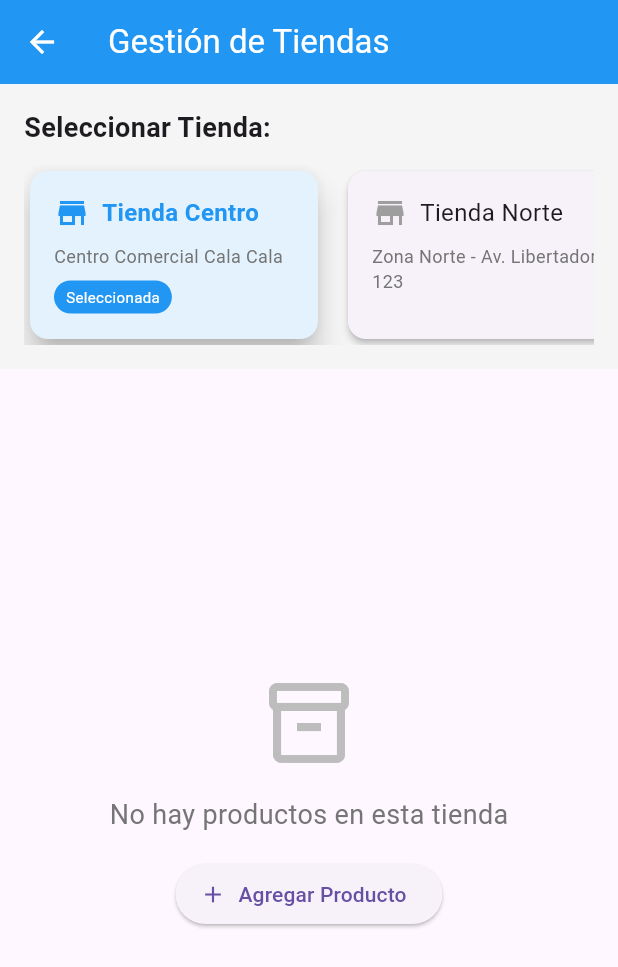
After one commit to joseluisdaza/MFS_Mobile_Avanzado_Proyecto_Final, a Flutter app: the StoresPage screen opened directly, after a tap on "Tienda Centro", on a phone screen of 412 x 824 dp. The commit adds this screen. Shown: the top 967 px of the screen. Run offline on Flutter 3.47's test engine with Material 3 defaults, Android fonts, the phone set to English and light mode, and no system bars; our stand-ins replace drift, equatable, flutter_bloc, flutter_riverpod, sqflite; accounts and stored records are empty; generated files the repository leaves out were written again.

Commit message:
Agregando componentes BLoC para incluir tiendas.

```diff
--- /dev/null
+++ b/lib/bloc/stores/stores_bloc.dart
@@ -0,0 +1,111 @@
+import 'package:flutter_bloc/flutter_bloc.dart';
+import 'package:drift/drift.dart';
+import 'package:carro_2_fin_expo_sqlite/database/database.dart';
+import 'stores_event.dart';
+import 'stores_state.dart';
+
+class StoresBloc extends Bloc<StoresEvent, StoresState> {
+  final AppDatabase database;
+
+  StoresBloc({required this.database}) : super(StoresInitial()) {
+    on<LoadStores>(_onLoadStores);
+    on<SelectStore>(_onSelectStore);
+    on<LoadStoreInventory>(_onLoadStoreInventory);
+    on<UpdateStoreInventoryQuantity>(_onUpdateStoreInventoryQuantity);
+    on<AddProductToStore>(_onAddProductToStore);
+  }
+
+  Future<void> _onLoadStores(
+    LoadStores event,
+    Emitter<StoresState> emit,
+  ) async {
+    emit(StoresLoading());
+    try {
+      await database.initializeDefaultData(); // Asegurar datos iniciales
+      final stores = await database.getAllStores();
+      emit(StoresLoaded(stores: stores));
+    } catch (e) {
+      emit(StoresError('Error al cargar tiendas: $e'));
+    }
+  }
+
+  Future<void> _onSelectStore(
+    SelectStore event,
+    Emitter<StoresState> emit,
+  ) async {
+    if (state is StoresLoaded) {
+      final currentState = state as StoresLoaded;
+      final selectedStore = currentState.stores.firstWhere(
+        (store) => store.id == event.storeId,
+      );
+
+      emit(currentState.copyWith(selectedStore: selectedStore));
+
+      // Cargar inventario de la tienda seleccionada
+      add(LoadStoreInventory(event.storeId));
+    }
+  }
+
+  Future<void> _onLoadStoreInventory(
+    LoadStoreInventory event,
+    Emitter<StoresState> emit,
+  ) async {
+    if (state is StoresLoaded) {
+      final currentState = state as StoresLoaded;
+      try {
+        final inventory = await database.getProductsWithStoreInventory(
+          event.storeId,
+        );
+        emit(currentState.copyWith(storeInventory: inventory));
+      } catch (e) {
+        emit(StoresError('Error al cargar inventario: $e'));
+      }
+    }
+  }
+
+  Future<void> _onUpdateStoreInventoryQuantity(
+    UpdateStoreInventoryQuantity event,
+    Emitter<StoresState> emit,
+  ) async {
+    try {
+      await database.updateInventoryQuantity(
+        event.storeId,
+        event.productId,
+        event.newQuantity,
+      );
+
+      emit(const StoreInventoryUpdated('Inventario actualizado exitosamente'));
+
+      // Recargar inventario
+      add(LoadStoreInventory(event.storeId));
+    } catch (e) {
+      emit(StoresError('Error al actualizar inventario: $e'));
+    }
+  }
+
+  Future<void> _onAddProductToStore(
+    AddProductToStore event,
+    Emitter<StoresState> emit,
+  ) async {
+    try {
+      await database.insertStoreInventory(
+        StoreInventoryCompanion.insert(
+          storeId: event.storeId,
+          productId: event.productId,
+          availableQuantity: Value(event.quantity),
+        ),
+      );
+
+      emit(
+        const StoreInventoryUpdated(
+          'Producto agregado a la tienda exitosamente',
+        ),
+      );
+
+      // Recargar inventario
+      add(LoadStoreInventory(event.storeId));
+    } catch (e) {
+      emit(StoresError('Error al agregar producto: $e'));
+    }
+  }
+}
--- /dev/null
+++ b/lib/bloc/stores/stores_event.dart
@@ -0,0 +1,54 @@
+import 'package:equatable/equatable.dart';
+
+abstract class StoresEvent extends Equatable {
+  const StoresEvent();
+
+  @override
+  List<Object?> get props => [];
+}
+
+class LoadStores extends StoresEvent {}
+
+class SelectStore extends StoresEvent {
+  final int storeId;
+
+  const SelectStore(this.storeId);
+
+  @override
+  List<Object?> get props => [storeId];
+}
+
+class LoadStoreInventory extends StoresEvent {
+  final int storeId;
+
+  const LoadStoreInventory(this.storeId);
+
+  @override
+  List<Object?> get props => [storeId];
+}
+
+class UpdateStoreInventoryQuantity extends StoresEvent {
+  final int storeId;
+  final int productId;
+  final int newQuantity;
+
+  const UpdateStoreInventoryQuantity(
+    this.storeId,
+    this.productId,
+    this.newQuantity,
+  );
+
+  @override
+  List<Object?> get props => [storeId, productId, newQuantity];
+}
+
+class AddProductToStore extends StoresEvent {
+  final int storeId;
+  final int productId;
+  final int quantity;
+
+  const AddProductToStore(this.storeId, this.productId, this.quantity);
+
+  @override
+  List<Object?> get props => [storeId, productId, quantity];
+}
--- /dev/null
+++ b/lib/bloc/stores/stores_state.dart
@@ -0,0 +1,58 @@
+import 'package:equatable/equatable.dart';
+import 'package:carro_2_fin_expo_sqlite/database/database.dart';
+
+abstract class StoresState extends Equatable {
+  const StoresState();
+
+  @override
+  List<Object?> get props => [];
+}
+
+class StoresInitial extends StoresState {}
+
+class StoresLoading extends StoresState {}
+
+class StoresLoaded extends StoresState {
+  final List<Store> stores;
+  final Store? selectedStore;
+  final List<Map<String, dynamic>> storeInventory;
+
+  const StoresLoaded({
+    required this.stores,
+    this.selectedStore,
+    this.storeInventory = const [],
+  });
+
+  @override
+  List<Object?> get props => [stores, selectedStore, storeInventory];
+
+  StoresLoaded copyWith({
+    List<Store>? stores,
+    Store? selectedStore,
+    List<Map<String, dynamic>>? storeInventory,
+  }) {
+    return StoresLoaded(
+      stores: stores ?? this.stores,
+      selectedStore: selectedStore ?? this.selectedStore,
+      storeInventory: storeInventory ?? this.storeInventory,
+    );
+  }
+}
+
+class StoresError extends StoresState {
+  final String message;
+
+  const StoresError(this.message);
+
+  @override
+  List<Object?> get props => [message];
+}
+
+class StoreInventoryUpdated extends StoresState {
+  final String message;
+
+  const StoreInventoryUpdated(this.message);
+
+  @override
+  List<Object?> get props => [message];
+}
--- /dev/null
+++ b/lib/presentation/pages/stores_page.dart
@@ -0,0 +1,419 @@
+import 'package:flutter/material.dart';
+import 'package:flutter_bloc/flutter_bloc.dart';
+import 'package:carro_2_fin_expo_sqlite/bloc/stores/stores_bloc.dart';
+import 'package:carro_2_fin_expo_sqlite/bloc/stores/stores_event.dart';
+import 'package:carro_2_fin_expo_sqlite/bloc/stores/stores_state.dart';
+import 'package:carro_2_fin_expo_sqlite/database/database.dart';
+
+class StoresPage extends StatelessWidget {
+  const StoresPage({super.key});
+
+  @override
+  Widget build(BuildContext context) {
+    return Scaffold(
+      appBar: AppBar(
+        title: const Text('Gestión de Tiendas'),
+        backgroundColor: Colors.blue,
+        foregroundColor: Colors.white,
+      ),
+      body: BlocConsumer<StoresBloc, StoresState>(
+        listener: (context, state) {
+          if (state is StoreInventoryUpdated) {
+            ScaffoldMessenger.of(
+              context,
+            ).showSnackBar(SnackBar(content: Text(state.message)));
+          } else if (state is StoresError) {
+            ScaffoldMessenger.of(context).showSnackBar(
+              SnackBar(
+                content: Text(state.message),
+                backgroundColor: Colors.red,
+              ),
+            );
+          }
+        },
+        builder: (context, state) {
+          if (state is StoresLoading) {
+            return const Center(child: CircularProgressIndicator());
+          }
+
+          if (state is StoresLoaded) {
+            return Column(
+              children: [
+                // Selector de tienda
+                _buildStoreSelector(context, state),
+
+                // Inventario de la tienda seleccionada
+                Expanded(
+                  child: state.selectedStore != null
+                      ? _buildStoreInventory(context, state)
+                      : _buildSelectStoreMessage(),
+                ),
+              ],
+            );
+          }
+
+          if (state is StoresError) {
+            return Center(
+              child: Column(
+                mainAxisAlignment: MainAxisAlignment.center,
+                children: [
+                  Icon(Icons.error_outline, color: Colors.red, size: 64),
+                  const SizedBox(height: 16),
+                  Text(
+                    'Error: ${state.message}',
+                    style: const TextStyle(fontSize: 16),
+                    textAlign: TextAlign.center,
+                  ),
+                  const SizedBox(height: 16),
+                  ElevatedButton(
+                    onPressed: () {
+                      context.read<StoresBloc>().add(LoadStores());
+                    },
+                    child: const Text('Reintentar'),
+                  ),
+                ],
+              ),
+            );
+          }
+
+          return const Center(child: Text('Cargando tiendas...'));
+        },
+      ),
+    );
+  }
+
+  Widget _buildStoreSelector(BuildContext context, StoresLoaded state) {
+    return Container(
+      padding: const EdgeInsets.all(16),
+      color: Colors.grey[100],
+      child: Column(
+        crossAxisAlignment: CrossAxisAlignment.start,
+        children: [
+          const Text(
+            'Seleccionar Tienda:',
+            style: TextStyle(fontSize: 18, fontWeight: FontWeight.bold),
+          ),
+          const SizedBox(height: 12),
+          SizedBox(
+            height: 120,
+            child: ListView.builder(
+              scrollDirection: Axis.horizontal,
+              itemCount: state.stores.length,
+              itemBuilder: (context, index) {
+                final store = state.stores[index];
+                final isSelected = state.selectedStore?.id == store.id;
+
+                return Container(
+                  width: 200,
+                  margin: const EdgeInsets.only(right: 12),
+                  child: Card(
+                    elevation: isSelected ? 8 : 2,
+                    color: isSelected ? Colors.blue[50] : null,
+                    child: InkWell(
+                      onTap: () {
+                        context.read<StoresBloc>().add(SelectStore(store.id));
+                      },
+                      child: Padding(
+                        padding: const EdgeInsets.all(16),
+                        child: Column(
+                          crossAxisAlignment: CrossAxisAlignment.start,
+                          children: [
+                            Row(
+                              children: [
+                                Icon(
+                                  Icons.store,
+                                  color: isSelected ? Colors.blue : Colors.grey,
+                                ),
+                                const SizedBox(width: 8),
+                                Expanded(
+                                  child: Text(
+                                    store.name,
+                                    style: TextStyle(
+                                      fontSize: 16,
+                                      fontWeight: isSelected
+                                          ? FontWeight.bold
+                                          : FontWeight.normal,
+                                      color: isSelected ? Colors.blue : null,
+                                    ),
+                                    overflow: TextOverflow.ellipsis,
+                                  ),
+                                ),
+                              ],
+                            ),
+                            const SizedBox(height: 8),
+                            Text(
+                              store.location,
+                              style: TextStyle(
+                                fontSize: 12,
+                                color: Colors.grey[600],
+                              ),
+                              maxLines: 2,
+                              overflow: TextOverflow.ellipsis,
+                            ),
+                            if (isSelected)
+                              Container(
+                                margin: const EdgeInsets.only(top: 8),
+                                padding: const EdgeInsets.symmetric(
+                                  horizontal: 8,
+                                  vertical: 4,
+                                ),
+                                decoration: BoxDecoration(
+                                  color: Colors.blue,
+                                  borderRadius: BorderRadius.circular(12),
+                                ),
+                                child: const Text(
+                                  'Seleccionada',
+                                  style: TextStyle(
+                                    color: Colors.white,
+                                    fontSize: 10,
+                                  ),
+                                ),
+                              ),
+                          ],
+                        ),
+                      ),
+                    ),
+                  ),
+                );
+              },
+            ),
+          ),
+        ],
+      ),
+    );
+  }
+
+  Widget _buildSelectStoreMessage() {
+    return Center(
+      child: Column(
+        mainAxisAlignment: MainAxisAlignment.center,
+        children: [
+          Icon(Icons.store_outlined, size: 64, color: Colors.grey[400]),
+          const SizedBox(height: 16),
+          Text(
+            'Selecciona una tienda para ver su inventario',
+            style: TextStyle(fontSize: 18, color: Colors.grey[600]),
+          ),
+        ],
+      ),
+    );
+  }
+
+  Widget _buildStoreInventory(BuildContext context, StoresLoaded state) {
+    if (state.storeInventory.isEmpty) {
+      return Center(
+        child: Column(
+          mainAxisAlignment: MainAxisAlignment.center,
+          children: [
+            Icon(Icons.inventory_2_outlined, size: 64, color: Colors.grey[400]),
+            const SizedBox(height: 16),
+            Text(
+              'No hay productos en esta tienda',
+              style: TextStyle(fontSize: 18, color: Colors.grey[600]),
+            ),
+            const SizedBox(height: 16),
+            ElevatedButton.icon(
+              onPressed: () {
+                _showAddProductDialog(context, state.selectedStore!.id);
+              },
+              icon: const Icon(Icons.add),
+              label: const Text('Agregar Producto'),
+            ),
+          ],
+        ),
+      );
+    }
+
+    return Column(
+      children: [
+        // Header con información de la tienda
+        Container(
+          padding: const EdgeInsets.all(16),
+          color: Colors.blue[50],
+          child: Row(
+            children: [
+              Icon(Icons.inventory, color: Colors.blue),
+              const SizedBox(width: 12),
+              Expanded(
+                child: Column(
+                  crossAxisAlignment: CrossAxisAlignment.start,
+                  children: [
+                    Text(
+                      'Inventario - ${state.selectedStore!.name}',
+                      style: const TextStyle(
+                        fontSize: 18,
+                        fontWeight: FontWeight.bold,
+                      ),
+                    ),
+                    Text(
+                      '${state.storeInventory.length} productos disponibles',
+                      style: TextStyle(color: Colors.grey[600], fontSize: 14),
+                    ),
+                  ],
+                ),
+              ),
+              ElevatedButton.icon(
+                onPressed: () {
+                  _showAddProductDialog(context, state.selectedStore!.id);
+                },
+                icon: const Icon(Icons.add),
+                label: const Text('Agregar'),
+              ),
+            ],
+          ),
+        ),
+
+        // Lista de productos
+        Expanded(
+          child: ListView.builder(
+            padding: const EdgeInsets.all(16),
+            itemCount: state.storeInventory.length,
+            itemBuilder: (context, index) {
+              final item = state.storeInventory[index];
+              final product = item['product'] as Product;
+              final storeQuantity = item['storeQuantity'] as int;
+
+              return Card(
+                margin: const EdgeInsets.only(bottom: 12),
+                child: ListTile(
+                  leading: ClipRRect(
+                    borderRadius: BorderRadius.circular(8),
+                    child: Image.network(
+                      product.image,
+                      width: 50,
+                      height: 50,
+                      fit: BoxFit.cover,
+                      errorBuilder: (context, error, stackTrace) {
+                        return Container(
+                          width: 50,
+                          height: 50,
+                          color: Colors.grey[300],
+                          child: const Icon(Icons.image),
+                        );
+                      },
+                    ),
+                  ),
+                  title: Text(
+                    product.name,
+                    style: const TextStyle(fontWeight: FontWeight.bold),
+                  ),
+                  subtitle: Column(
+                    crossAxisAlignment: CrossAxisAlignment.start,
+                    children: [
+                      Text('Categoría: ${product.category}'),
+                      Text('Precio: \$${product.price.toStringAsFixed(2)}'),
+                    ],
+                  ),
+                  trailing: Container(
+                    padding: const EdgeInsets.symmetric(
+                      horizontal: 12,
+                      vertical: 8,
+                    ),
+                    decoration: BoxDecoration(
+                      color: storeQuantity > 0
+                          ? Colors.green[100]
+                          : Colors.red[100],
+                      borderRadius: BorderRadius.circular(20),
+                    ),
+                    child: Column(
+                      mainAxisSize: MainAxisSize.min,
+                      children: [
+                        Text(
+                          'Stock',
+                          style: TextStyle(
+                            fontSize: 12,
+                            color: storeQuantity > 0
+                                ? Colors.green[700]
+                                : Colors.red[700],
+                          ),
+                        ),
+                        Text(
+                          '$storeQuantity',
+                          style: TextStyle(
+                            fontSize: 18,
+                            fontWeight: FontWeight.bold,
+                            color: storeQuantity > 0
+                                ? Colors.green[700]
+                                : Colors.red[700],
+                          ),
+                        ),
+                      ],
+                    ),
+                  ),
+                  onTap: () {
+                    _showEditInventoryDialog(
+                      context,
+                      state.selectedStore!.id,
+                      product,
+                      storeQuantity,
+                    );
+                  },
+                ),
+              );
+            },
+          ),
+        ),
+      ],
+    );
+  }
+
+  void _showEditInventoryDialog(
+    BuildContext context,
+    int storeId,
+    Product product,
+    int currentQuantity,
+  ) {
+    final quantityController = TextEditingController(
+      text: currentQuantity.toString(),
+    );
+
+    showDialog(
+      context: context,
+      builder: (dialogContext) => AlertDialog(
+        title: Text('Editar Stock - ${product.name}'),
+        content: Column(
+          mainAxisSize: MainAxisSize.min,
+          children: [
+            Text('Stock actual: $currentQuantity'),
+            const SizedBox(height: 16),
+            TextFormField(
+              controller: quantityController,
+              keyboardType: TextInputType.number,
+              decoration: const InputDecoration(
+                labelText: 'Nueva cantidad',
+                border: OutlineInputBorder(),
+              ),
+            ),
+          ],
+        ),
+        actions: [
+          TextButton(
+            onPressed: () => Navigator.of(dialogContext).pop(),
+            child: const Text('Cancelar'),
+          ),
+          ElevatedButton(
+            onPressed: () {
+              final newQuantity = int.tryParse(quantityController.text) ?? 0;
+              context.read<StoresBloc>().add(
+                UpdateStoreInventoryQuantity(storeId, product.id, newQuantity),
+              );
+              Navigator.of(dialogContext).pop();
+            },
+            child: const Text('Actualizar'),
+          ),
+        ],
+      ),
+    );
+  }
+
+  void _showAddProductDialog(BuildContext context, int storeId) {
+    // Esta función se puede implementar para agregar productos existentes a la tienda
+    ScaffoldMessenger.of(context).showSnackBar(
+      const SnackBar(
+        content: Text(
+          'Funcionalidad de agregar producto pendiente de implementar',
+        ),
+      ),
+    );
+  }
+}
```
Also changed, not shown: lib/main.dart (+7 -0 lines), lib/presentation/pages/home_page.dart (+12 -0 lines).
